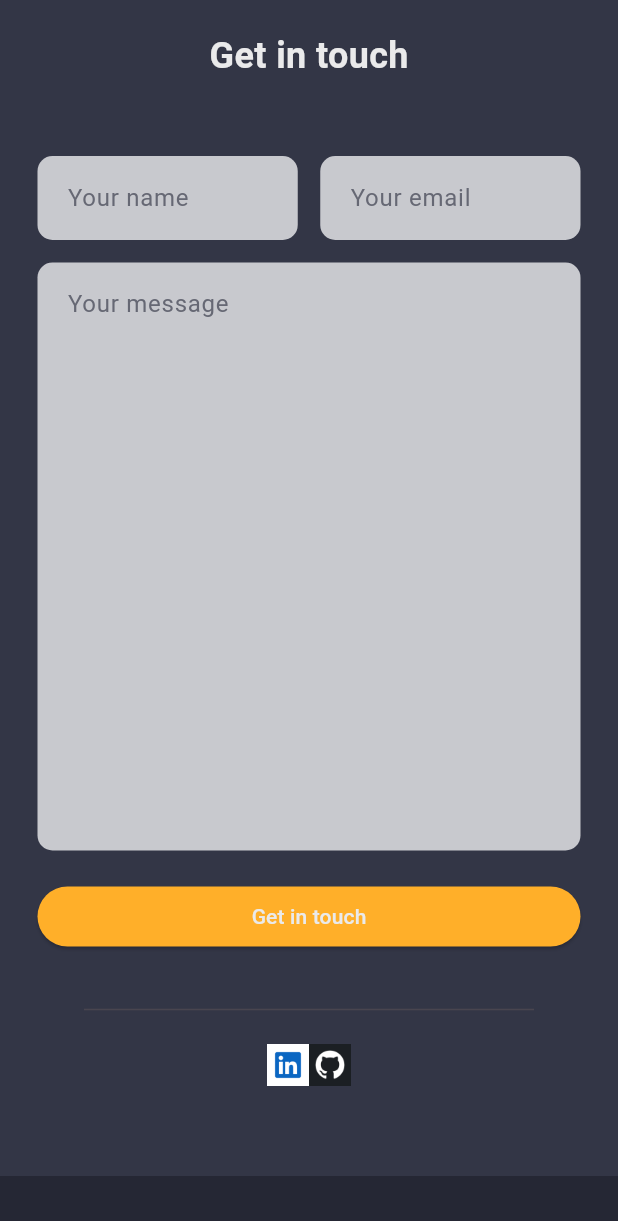
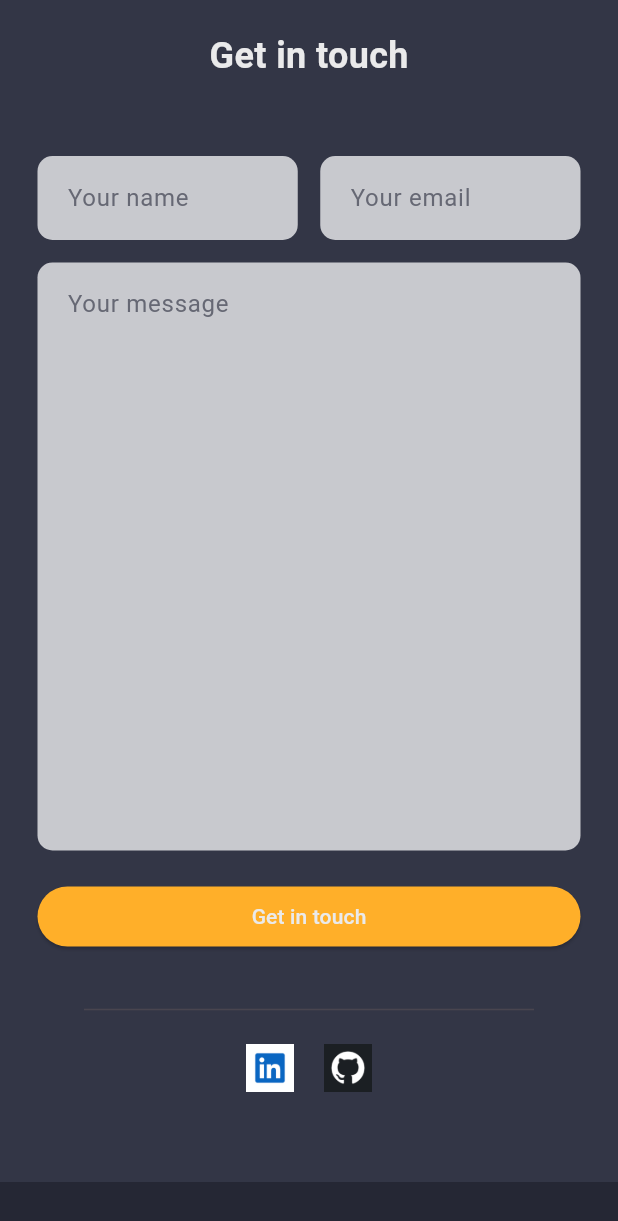
Before and after one commit to Piyushbhatt7/my_portfolio, a Flutter app: the screen it shows after launch, on a phone screen of 412 x 824 dp. Shown: the top 1221 px of the screen. Run offline on Flutter 3.47's test engine with Material 3 defaults, Android fonts, the phone set to English and light mode, and no system bars; missing offline and left inert: dart:js.

Commit message:
dding asets for social media

```diff
--- a/lib/pages/home_page.dart
+++ b/lib/pages/home_page.dart
@@ -181,8 +181,9 @@ class _HomePageState extends State<HomePage> {
 
                     Wrap(
                       children: [
-                        Image.asset("assets/social/link-din.png", width: 28,),
-                        Image.asset("assets/social/github.png", width: 28,)
+                        Image.asset("assets/social/link-din.png", width: 32,),
+                        const SizedBox(width: 20.0,),
+                        Image.asset("assets/social/github.png", width: 32,)
                       ],
                     )
                   ],
```
